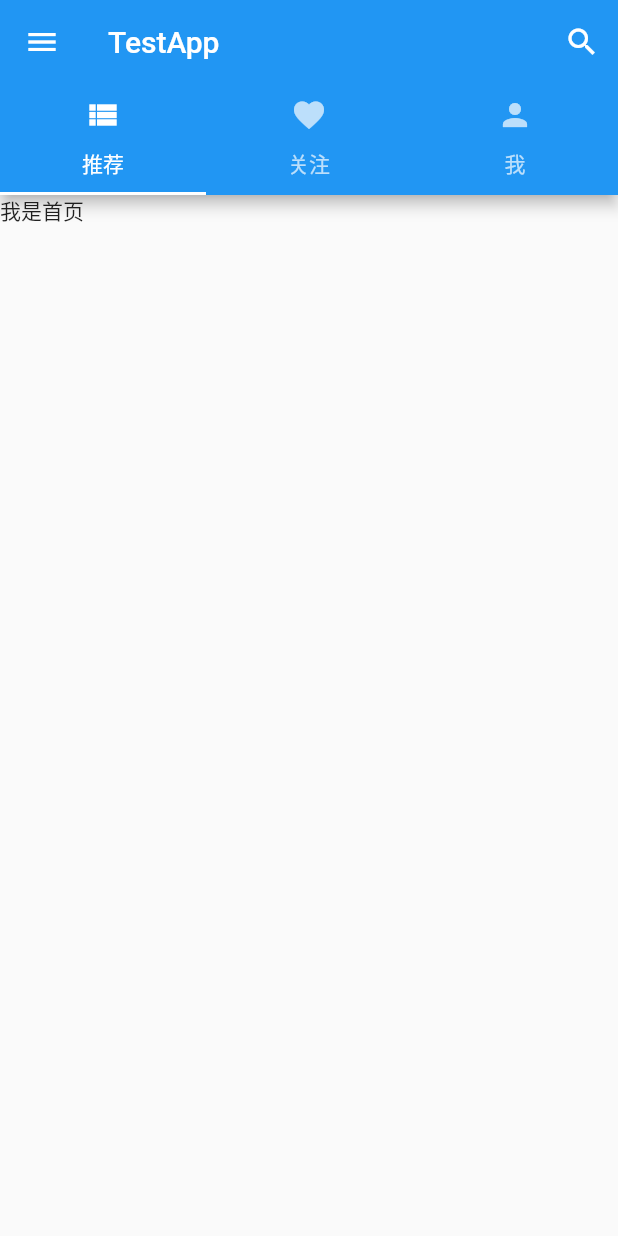
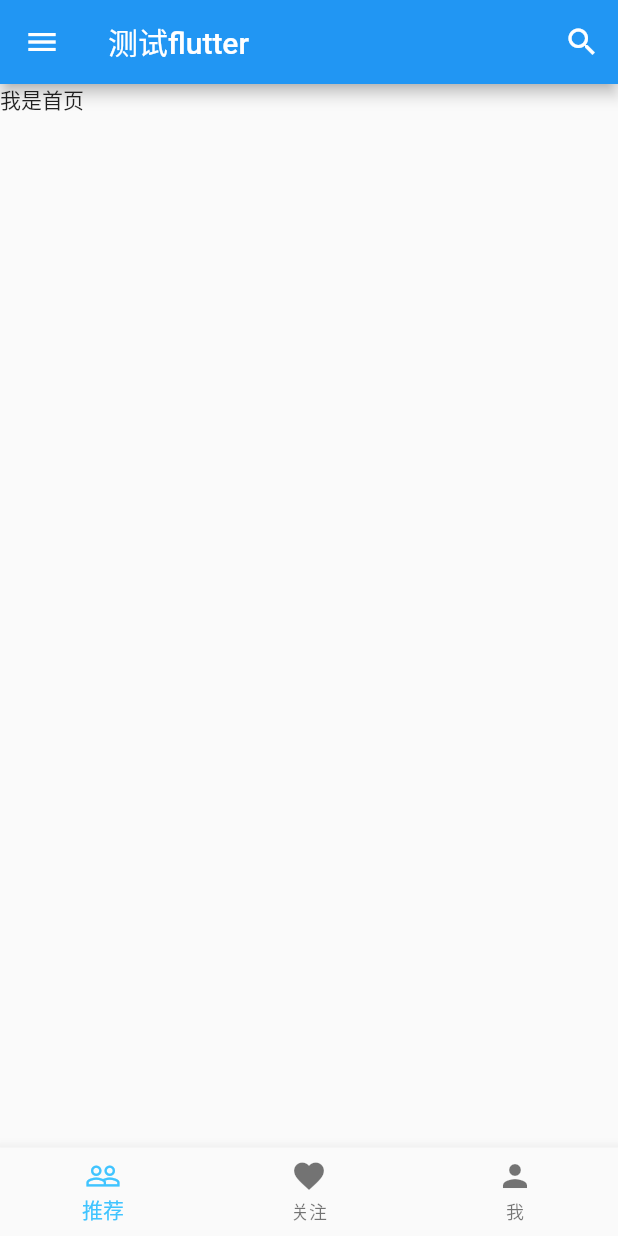
Before and after one commit to bin-sun/flutter-demo, a Flutter app: the screen it shows after launch, in the side drawer, after a tap on the "search" icon, on a phone screen of 412 x 824 dp. Run offline on Flutter 3.47's test engine with Material 2 defaults, Android fonts, the phone set to English and light mode, and no system bars; our stand-ins replace uni_links; missing offline and left inert: flutter_webview_plugin.

Commit message:
多样式导航栏-底部

```diff
--- a/lib/main.dart
+++ b/lib/main.dart
@@ -6,14 +6,14 @@ import 'package:flutter_app_test/model/like_num_model.dart';
 import 'package:flutter_app_test/pages/home_page.dart';
 // import 'package:flutter_app_test/pages/test_stateful_widget.dart';
 
-import 'package:flutter_app_test/pages/entrance_top_bar.dart';
+// import 'package:flutter_app_test/pages/entrance_top_bar.dart';
+import 'package:flutter_app_test/pages/entrance_bottom_bar.dart';
 
 /// App 核心入口
 void main() => runApp(MyApp());
 
 /// App 核心入口界面
 class MyApp extends StatelessWidget {
-
   @override
   Widget build(BuildContext context) {
     return MaterialApp(
--- /dev/null
+++ b/lib/pages/entrance_bottom_bar.dart
@@ -0,0 +1,176 @@
+import 'dart:async';
+
+import 'package:flutter/cupertino.dart';
+import 'package:flutter/material.dart';
+import 'package:flutter/services.dart';
+import 'package:uni_links/uni_links.dart';
+
+import 'package:flutter_app_test/pages/search_page/custom_delegate.dart';
+import 'package:flutter_app_test/widgets/menu/draw.dart';
+import 'package:flutter_app_test/router.dart';
+
+/// eum 类型
+enum UniLinksType {
+  /// string link
+  string,
+}
+
+/// 项目页面入口文件
+class Entrance extends StatefulWidget {
+  /// 页面索引位置
+  final int indexValue;
+
+  /// 构造函数
+  const Entrance({Key key, this.indexValue}) : super(key: key);
+
+  @override
+  _EntranceState createState() => _EntranceState();
+}
+
+/// entrance 状态类
+///
+/// 入口文件
+class _EntranceState extends State<Entrance>
+  with SingleTickerProviderStateMixin {
+  int _indexNum = 0;
+
+  UniLinksType _type = UniLinksType.string;
+  StreamSubscription _sub;
+  Router router = Router();
+
+  @override
+  void initState() {
+    super.initState();
+    // scheme初始化，保证有上下文，需要跳转页面
+    initPlatformState();
+    if(widget.indexValue !=null) {
+      _indexNum = widget.indexValue;
+    }
+  }
+
+  ///  初始化Scheme只使用了String类型的路由跳转
+  ///  所以只有一个有需求可以使用[initPlatformStateForUriUniLinks]
+  Future<void> initPlatformState() async {
+    if (_type == UniLinksType.string) {
+      await initPlatformStateForStringUniLinks();
+    }
+  }
+
+  /// 使用[String]链接实现
+  Future<void> initPlatformStateForStringUniLinks() async {
+    String initialLink;
+
+    try {
+      initialLink = await getInitialLink();
+      print('initialLink----- ${initialLink}');
+      redirect(initialLink);
+    } on PlatformException {
+      initialLink = '无法获取初始链接';
+    } on FormatException {
+      initialLink = '无法将初始链接解析为uri';
+    }
+
+    _sub = getLinksStream().listen((String link) {
+      if (!mounted || link == null) return;
+      // 跳转到指定页面
+      redirect(link);
+    }, onError: (Object err) {
+      if (!mounted) return;
+    });
+  }
+
+  @override
+  void dispose() {
+    // TODO: implement dispose
+    super.dispose();
+    if (_sub != null) _sub.cancel();
+  }
+
+  @override
+  void redirect(String link) {
+    if (link == null) return;
+    int indexNum = router.open(context, link);
+    if (indexNum > -1 && _indexNum != indexNum) {
+      setState(() {
+        _indexNum = indexNum;
+      });
+    }
+  }
+
+  @override
+  Widget build(BuildContext context) {
+    // TODO: implement build
+    return Scaffold(
+      appBar: AppBar(
+        title: Text('测试flutter'),
+        actions: <Widget>[
+          IconButton(
+            icon: Icon(Icons.search),
+            onPressed: () {
+              showSearch(
+                  context: context,
+                  delegate: SearchPageCustomDelegate());
+            },
+          )
+        ],
+      ),
+      drawer: MenuDraw(redirect),
+      body: Stack(
+        children: <Widget>[
+          _getPagesWidget(0),
+          _getPagesWidget(1),
+          _getPagesWidget(2),
+        ],
+      ),
+      bottomNavigationBar: BottomNavigationBar(
+        items: [
+          BottomNavigationBarItem(
+            icon: Icon(Icons.people),
+            title: Text('推荐'),
+            activeIcon: Icon(Icons.people_outline),
+          ),
+          BottomNavigationBarItem(
+            icon: Icon(Icons.favorite),
+            title: Text('关注'),
+            activeIcon: Icon(Icons.favorite_border),
+          ),
+          BottomNavigationBarItem(
+            icon: Icon(Icons.person),
+            title: Text('我'),
+            activeIcon: Icon(Icons.person_outline),
+          ),
+        ],
+        iconSize: 24,
+        currentIndex: _indexNum,
+
+        /// 选中后，底部BottomNavigationBar内容的颜色（选中时，默认为主题色）
+        /// （仅当type: BottomNavigationBarType.fixed时生效
+        fixedColor: Colors.lightBlueAccent,
+        type: BottomNavigationBarType.fixed,
+        onTap: (int index) {
+          if (_indexNum != index) {
+            setState(() {
+              _indexNum = index;
+            });
+          }
+        },
+      ),
+    );
+  }
+
+  /// 获取页面组件
+  Widget _getPagesWidget(int index) {
+    List<Widget> widgetList = [
+      router.getPageByRouter('homepage'),
+      Icon(Icons.directions_transit),
+      router.getPageByRouter('userpage'),
+    ];
+    return Offstage(
+      offstage: _indexNum != index,
+      child: TickerMode(
+        enabled: _indexNum == index,
+        child: widgetList[index],
+      ),
+    );
+  }
+}
--- a/lib/pages/entrance_top_bar.dart
+++ b/lib/pages/entrance_top_bar.dart
@@ -83,6 +83,7 @@ class _EntranceState extends State<Entrance>
     if (link == null) {
       return;
     }
+    print('link--- ${link}');
     int indexNum = router.open(context, link);
     if (indexNum > -1 && _controller.index != indexNum) {
       _controller.animateTo(indexNum);
@@ -90,7 +91,7 @@ class _EntranceState extends State<Entrance>
   }
 
   @override
-  void dispose()  {
+  void dispose() {
     super.dispose();
 
     _controller.dispose();
@@ -108,14 +109,11 @@ class _EntranceState extends State<Entrance>
             icon: Icon(Icons.search),
             onPressed: () {
               showSearch(
-                  context: context, delegate: SearchPageCustomDelegate()
-              );
+                  context: context, delegate: SearchPageCustomDelegate());
             },
           )
         ],
-        bottom: TabBar(
-          controller: _controller,
-          tabs: <Widget>[
+        bottom: TabBar(controller: _controller, tabs: <Widget>[
           Tab(
             icon: Icon(Icons.view_list),
             text: '推荐',
@@ -128,10 +126,9 @@ class _EntranceState extends State<Entrance>
             icon: Icon(Icons.person),
             text: '我',
           )
-          ]
+        ]),
       ),
-      ),
-      drawer: MenuDraw(redirect),
+      // drawer: MenuDraw(redirect), // 侧边导航栏
       body: TabBarView(
         controller: _controller,
         children: [
--- a/lib/pages/user_page/index.dart
+++ b/lib/pages/user_page/index.dart
@@ -12,14 +12,18 @@ class UserPageIndex extends StatelessWidget {
 
   @override
   Widget build(BuildContext context) {
+    /*获取传递过来的参数*/
+    Object _people = ModalRoute.of(context).settings.arguments;
+
+    print('_people------- ${_people}');
     String myUserId = userId;
     if (ModalRoute.of(context).settings.arguments != null) {
       Map dataInfo =
-      JsonConfig.objectToMap(ModalRoute.of(context).settings.arguments);
+          JsonConfig.objectToMap(ModalRoute.of(context).settings.arguments);
       myUserId = dataInfo['userId'].toString();
     }
 
     // TODO: implement build
-    return Text('I am use page ${myUserId}');
+    return Text('个人中心 ${myUserId}');
   }
 }
--- a/lib/router.dart
+++ b/lib/router.dart
@@ -9,7 +9,7 @@ import 'package:flutter_app_test/pages/user_page/index.dart';
 import 'package:flutter_app_test/util/struct/router_struct.dart';
 
 /// app 协议头
-const String appScheme = "testapp";
+const String appScheme = "tyapp";
 
 /// 路由配置信息
 /// widget 为组件
@@ -17,7 +17,7 @@ const String appScheme = "testapp";
 /// params 为组件需要的参数数组
 const Map<String, RouterStruct> routerMapping = {
   'homepage': RouterStruct(HomePageIndex(), 0, null),
-  'userpage': RouterStruct(UserPageIndex(), 2, ['userId']),
+  'userpage': RouterStruct(UserPageIndex(userId: '我',), 2, ['userId']),
   'default': RouterStruct(HomePageIndex(), 0, null)
 };
 
@@ -65,6 +65,7 @@ class Router {
     }
 
     int placeIndex = url.indexOf('?');
+    print('place ${placeIndex}');
 
     if (url == '' || url == null) {
       return {'action': 'default', 'params': null};
@@ -118,6 +119,7 @@ class Router {
       routerInfo[routerName.toString()] =
           (context) => _buildPage(routerData.widget);
     });
+    print(routerInfo);
     return routerInfo;
   }
 
@@ -131,5 +133,4 @@ class Router {
     }
     return pageWidget;
   }
-
 }
--- a/lib/widgets/menu/draw.dart
+++ b/lib/widgets/menu/draw.dart
@@ -23,7 +23,7 @@ class MenuDraw extends StatelessWidget {
                 title: Text('推荐'),
                 onTap: () {
                   Navigator.pop(context);
-                  redirect('testapp://homepage');
+                  redirect('homepage');
                 },
               ),
               ListTile(
@@ -39,12 +39,11 @@ class MenuDraw extends StatelessWidget {
                 title: Text('我'),
                 onTap: () {
                   Navigator.pop(context);
-                  redirect('testapp://userpage');
+                  redirect('userpage');
                 },
               )
             ],
-          )
-      ),
+          )),
     );
   }
 }
```
Also changed, not shown: lib/pages/search_page/custom_delegate.dart (+5 -6 lines), lib/util/tools/json_config.dart (line endings or trailing spaces). Lines whose indentation alone changed are shown as unchanged.
